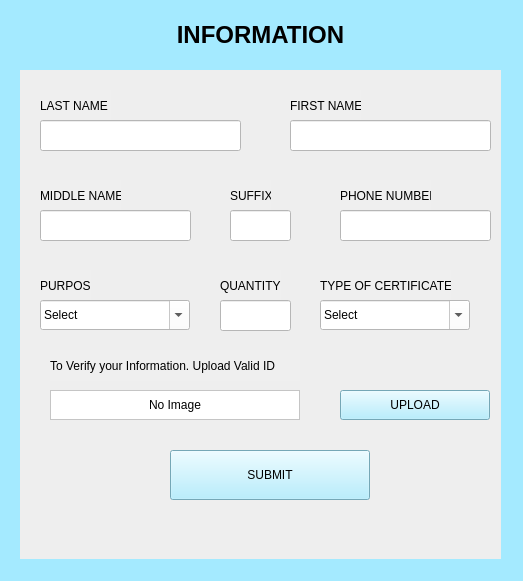
This is BES_MANAGEMENT_SYSTEM/gui/ui/services_user_clearance.ui in SheenaLei/BES_MANAGEMENT_SYSTEM as Qt 5 draws it before an edit. The edited form follows.
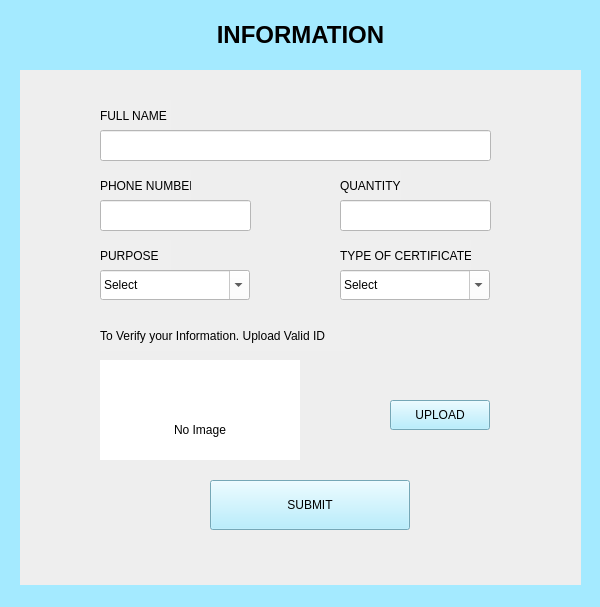
This is the edited form.

The edit to the form file:
```diff
--- a/BES_MANAGEMENT_SYSTEM/gui/ui/services_user_clearance.ui
+++ b/BES_MANAGEMENT_SYSTEM/gui/ui/services_user_clearance.ui
@@ -6,8 +6,8 @@
    <rect>
     <x>0</x>
     <y>0</y>
-    <width>523</width>
-    <height>581</height>
+    <width>600</width>
+    <height>607</height>
    </rect>
   </property>
   <property name="windowTitle">
@@ -21,7 +21,7 @@
    <widget class="QLabel" name="label">
     <property name="geometry">
      <rect>
-      <x>70</x>
+      <x>110</x>
       <y>20</y>
       <width>381</width>
       <height>31</height>
@@ -34,8 +34,8 @@
    <widget class="QLabel" name="label_2">
     <property name="geometry">
      <rect>
-      <x>40</x>
-      <y>90</y>
+      <x>100</x>
+      <y>100</y>
       <width>71</width>
       <height>31</height>
      </rect>
@@ -45,90 +45,15 @@
 </string>
     </property>
     <property name="text">
-     <string>LAST NAME</string>
+     <string>FULL NAME</string>
     </property>
    </widget>
    <widget class="QLineEdit" name="lineEdit">
     <property name="geometry">
      <rect>
-      <x>40</x>
-      <y>120</y>
-      <width>201</width>
-      <height>31</height>
-     </rect>
-    </property>
-    <property name="styleSheet">
-     <string notr="true">background-color: rgb(255, 255, 255);</string>
-    </property>
-   </widget>
-   <widget class="QLabel" name="label_3">
-    <property name="geometry">
-     <rect>
-      <x>290</x>
-      <y>90</y>
-      <width>71</width>
-      <height>31</height>
-     </rect>
-    </property>
-    <property name="styleSheet">
-     <string notr="true">background-color: rgb(239, 239, 239);</string>
-    </property>
-    <property name="text">
-     <string>FIRST NAME</string>
-    </property>
-   </widget>
-   <widget class="QLabel" name="label_4">
-    <property name="geometry">
-     <rect>
-      <x>40</x>
-      <y>180</y>
-      <width>81</width>
-      <height>31</height>
-     </rect>
-    </property>
-    <property name="styleSheet">
-     <string notr="true">background-color: rgb(239, 239, 239);
-</string>
-    </property>
-    <property name="text">
-     <string>MIDDLE NAME</string>
-    </property>
-   </widget>
-   <widget class="QLineEdit" name="lineEdit_3">
-    <property name="geometry">
-     <rect>
-      <x>40</x>
-      <y>210</y>
-      <width>151</width>
-      <height>31</height>
-     </rect>
-    </property>
-    <property name="styleSheet">
-     <string notr="true">background-color: rgb(255, 255, 255);</string>
-    </property>
-   </widget>
-   <widget class="QLabel" name="label_5">
-    <property name="geometry">
-     <rect>
-      <x>230</x>
-      <y>180</y>
-      <width>41</width>
-      <height>31</height>
-     </rect>
-    </property>
-    <property name="styleSheet">
-     <string notr="true">background-color: rgb(239, 239, 239);</string>
-    </property>
-    <property name="text">
-     <string>SUFFIX</string>
-    </property>
-   </widget>
-   <widget class="QLineEdit" name="lineEdit_4">
-    <property name="geometry">
-     <rect>
-      <x>230</x>
-      <y>210</y>
-      <width>61</width>
+      <x>100</x>
+      <y>130</y>
+      <width>391</width>
       <height>31</height>
      </rect>
     </property>
@@ -139,8 +64,8 @@
    <widget class="QLabel" name="label_6">
     <property name="geometry">
      <rect>
-      <x>340</x>
-      <y>180</y>
+      <x>100</x>
+      <y>170</y>
       <width>91</width>
       <height>31</height>
      </rect>
@@ -156,8 +81,8 @@
    <widget class="QLineEdit" name="lineEdit_5">
     <property name="geometry">
      <rect>
-      <x>340</x>
-      <y>210</y>
+      <x>100</x>
+      <y>200</y>
       <width>151</width>
       <height>31</height>
      </rect>
@@ -166,25 +91,12 @@
      <string notr="true">background-color: rgb(255, 255, 255);</string>
     </property>
    </widget>
-   <widget class="QLineEdit" name="lineEdit_2">
-    <property name="geometry">
-     <rect>
-      <x>290</x>
-      <y>120</y>
-      <width>201</width>
-      <height>31</height>
-     </rect>
-    </property>
-    <property name="styleSheet">
-     <string notr="true">background-color: rgb(255, 255, 255);</string>
-    </property>
-   </widget>
    <widget class="QLabel" name="label_7">
     <property name="geometry">
      <rect>
-      <x>40</x>
-      <y>270</y>
-      <width>51</width>
+      <x>100</x>
+      <y>240</y>
+      <width>71</width>
       <height>31</height>
      </rect>
     </property>
@@ -199,8 +111,8 @@
    <widget class="QComboBox" name="comboBox">
     <property name="geometry">
      <rect>
-      <x>40</x>
-      <y>300</y>
+      <x>100</x>
+      <y>270</y>
       <width>150</width>
       <height>30</height>
      </rect>
@@ -254,7 +166,7 @@
      <rect>
       <x>20</x>
       <y>70</y>
-      <width>481</width>
+      <width>561</width>
       <height>551</height>
      </rect>
     </property>
@@ -268,8 +180,8 @@
    <widget class="QPushButton" name="pushButton">
     <property name="geometry">
      <rect>
-      <x>170</x>
-      <y>450</y>
+      <x>210</x>
+      <y>480</y>
       <width>200</width>
       <height>50</height>
      </rect>
@@ -301,8 +213,8 @@
    <widget class="QLabel" name="label_10">
     <property name="geometry">
      <rect>
-      <x>320</x>
-      <y>270</y>
+      <x>340</x>
+      <y>240</y>
       <width>131</width>
       <height>31</height>
      </rect>
@@ -318,8 +230,8 @@
    <widget class="QComboBox" name="comboBox_3">
     <property name="geometry">
      <rect>
-      <x>320</x>
-      <y>300</y>
+      <x>340</x>
+      <y>270</y>
       <width>150</width>
       <height>30</height>
      </rect>
@@ -356,8 +268,8 @@
    <widget class="QLabel" name="label_11">
     <property name="geometry">
      <rect>
-      <x>50</x>
-      <y>350</y>
+      <x>100</x>
+      <y>320</y>
       <width>250</width>
       <height>31</height>
      </rect>
@@ -385,16 +297,16 @@
    <widget class="QLabel" name="label_12">
     <property name="geometry">
      <rect>
-      <x>50</x>
-      <y>390</y>
-      <width>250</width>
-      <height>30</height>
+      <x>100</x>
+      <y>360</y>
+      <width>200</width>
+      <height>100</height>
      </rect>
     </property>
     <property name="minimumSize">
      <size>
-      <width>250</width>
-      <height>30</height>
+      <width>200</width>
+      <height>100</height>
      </size>
     </property>
     <property name="maximumSize">
@@ -409,13 +321,10 @@
 </string>
     </property>
     <property name="frameShape">
-     <enum>QFrame::Shape::StyledPanel</enum>
+     <enum>QFrame::NoFrame</enum>
     </property>
     <property name="text">
-     <string>No Image</string>
-    </property>
-    <property name="alignment">
-     <set>Qt::AlignmentFlag::AlignCenter</set>
+     <string>&lt;html&gt;&lt;head/&gt;&lt;body&gt;&lt;p align=&quot;center&quot;&gt;&lt;br/&gt;&lt;/p&gt;&lt;p align=&quot;center&quot;&gt;No Image&lt;/p&gt;&lt;/body&gt;&lt;/html&gt;</string>
     </property>
     <property name="wordWrap">
      <bool>true</bool>
@@ -424,21 +333,21 @@
    <widget class="QPushButton" name="pushButton_2">
     <property name="geometry">
      <rect>
-      <x>340</x>
-      <y>390</y>
-      <width>150</width>
+      <x>390</x>
+      <y>400</y>
+      <width>100</width>
       <height>30</height>
      </rect>
     </property>
     <property name="minimumSize">
      <size>
-      <width>150</width>
+      <width>100</width>
       <height>30</height>
      </size>
     </property>
     <property name="maximumSize">
      <size>
-      <width>150</width>
+      <width>100</width>
       <height>30</height>
      </size>
     </property>
@@ -471,8 +380,8 @@
    <widget class="QLabel" name="label_9">
     <property name="geometry">
      <rect>
-      <x>220</x>
-      <y>270</y>
+      <x>340</x>
+      <y>170</y>
       <width>61</width>
       <height>31</height>
      </rect>
@@ -488,9 +397,9 @@
    <widget class="QLineEdit" name="lineEdit_6">
     <property name="geometry">
      <rect>
-      <x>220</x>
-      <y>300</y>
-      <width>71</width>
+      <x>340</x>
+      <y>200</y>
+      <width>151</width>
       <height>31</height>
      </rect>
     </property>
```
Left out of the diff: 10 changed lines with no effect on the pictures.
